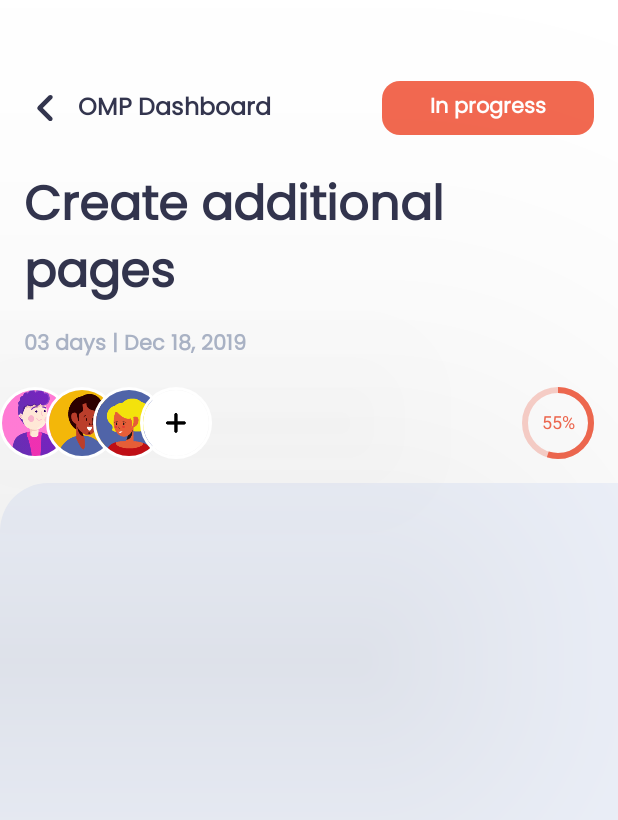
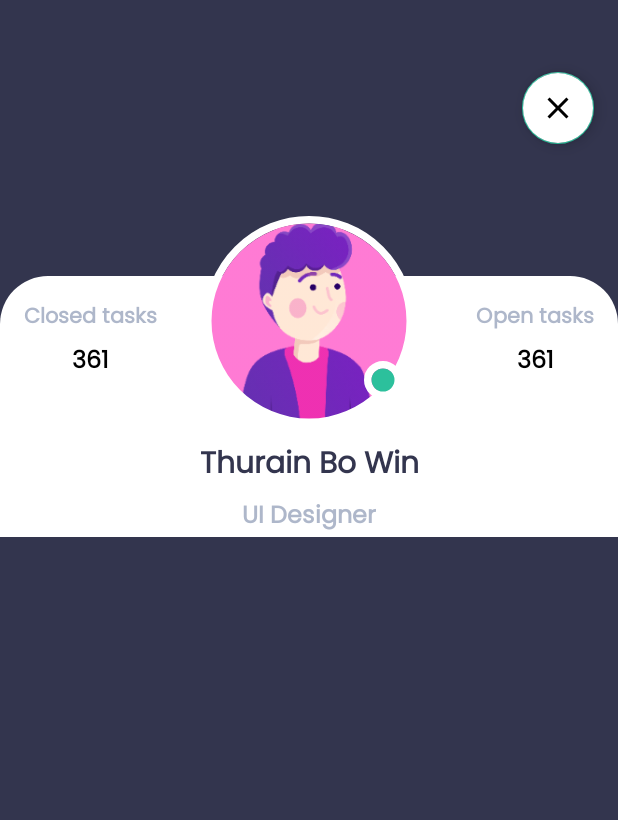
Before and after one commit to DevThurain/TaskApp-Native, an Android app: the screen it shows after launch (MainActivity before the commit, ProfileActivity after it), on a phone screen of 412 x 824 dp. Shown: the top 820 px of the screen. Run offline under Robolectric (Android 15) with nearby library versions, the phone set to English and light mode, and no system bars.

Commit message:
- add profile section viewpod

```diff
--- a/app/src/main/AndroidManifest.xml
+++ b/app/src/main/AndroidManifest.xml
@@ -16,7 +16,15 @@
         <activity
             android:name=".activities.ProfileActivity"
             android:theme="@style/Theme.TaskApp.translucentScreenWhiteStatusBar"
-            android:exported="false" />
+            android:exported="true" >
+
+            <intent-filter>
+                <action android:name="android.intent.action.MAIN" />
+
+                <category android:name="android.intent.category.LAUNCHER" />
+            </intent-filter>
+
+        </activity>
         <activity
             android:name=".activities.CreateTaskActivity"
             android:theme="@style/Theme.TaskApp.translucentScreenWhiteStatusBar"
@@ -26,11 +34,7 @@
             android:name=".activities.MainActivity"
             android:theme="@style/Theme.TaskApp.translucentScreenDarkStatusBar"
             android:exported="true">
-            <intent-filter>
-                <action android:name="android.intent.action.MAIN" />
 
-                <category android:name="android.intent.category.LAUNCHER" />
-            </intent-filter>
         </activity>
     </application>
 
--- a/app/src/main/java/com/thurainx/taskapp/viewholders/ProfileViewHolder.kt
+++ b/app/src/main/java/com/thurainx/taskapp/viewholders/ProfileViewHolder.kt
@@ -6,21 +6,22 @@ import com.thurainx.taskapp.data.vos.ProfileVO
 import com.thurainx.taskapp.delegates.ProfileDelegate
 import kotlinx.android.synthetic.main.view_holder_profile.view.*
 
-class ProfileViewHolder(itemView: View, delegate: ProfileDelegate) : RecyclerView.ViewHolder(itemView) {
+class ProfileViewHolder(itemView: View, delegate: ProfileDelegate) :
+    RecyclerView.ViewHolder(itemView) {
 
     var mProfile: ProfileVO? = null
 
     init {
 
-            itemView.setOnClickListener {
-                mProfile?.let {
-                    delegate.onTapProfile(it)
-                }
+        itemView.setOnClickListener {
+            mProfile?.let {
+                delegate.onTapProfile(it)
             }
+        }
 
     }
 
-    fun bind(profileVO: ProfileVO){
+    fun bind(profileVO: ProfileVO) {
         mProfile = profileVO
         itemView.ivProfileImage.setImageResource(profileVO.profileImage)
     }
--- /dev/null
+++ b/app/src/main/java/com/thurainx/taskapp/views/viewpods/ProfileSectionViewPod.kt
@@ -0,0 +1,14 @@
+package com.thurainx.taskapp.views.viewpods
+
+import android.content.Context
+import android.util.AttributeSet
+import android.widget.RelativeLayout
+import androidx.constraintlayout.widget.ConstraintLayout
+
+class ProfileSectionViewPod @JvmOverloads constructor(
+    context: Context, attrs: AttributeSet? = null
+) : ConstraintLayout(context, attrs) {
+
+
+
+}
--- /dev/null
+++ b/app/src/main/res/drawable/bg_profile_section.xml
@@ -0,0 +1,6 @@
+<?xml version="1.0" encoding="utf-8"?>
+<shape xmlns:android="http://schemas.android.com/apk/res/android">
+
+    <solid android:color="@color/white"/>
+    <corners android:topLeftRadius="@dimen/margin_xlarge" android:topRightRadius="@dimen/margin_xlarge" />
+</shape>
--- a/app/src/main/res/layout/activity_profile.xml
+++ b/app/src/main/res/layout/activity_profile.xml
@@ -1,9 +1,29 @@
 <?xml version="1.0" encoding="utf-8"?>
-<androidx.constraintlayout.widget.ConstraintLayout xmlns:android="http://schemas.android.com/apk/res/android"
+<RelativeLayout xmlns:android="http://schemas.android.com/apk/res/android"
     xmlns:app="http://schemas.android.com/apk/res-auto"
     xmlns:tools="http://schemas.android.com/tools"
     android:layout_width="match_parent"
     android:layout_height="match_parent"
+    android:background="@color/color_primary"
     tools:context=".activities.ProfileActivity">
 
-</androidx.constraintlayout.widget.ConstraintLayout>
+    <com.google.android.material.floatingactionbutton.FloatingActionButton
+        android:id="@+id/fabClose"
+        android:layout_width="wrap_content"
+        android:layout_height="wrap_content"
+        android:layout_alignParentEnd="true"
+        app:fabCustomSize="@dimen/margin_xxlarge"
+        android:scaleType="center"
+        android:layout_marginTop="@dimen/margin_xxlarge"
+        android:layout_marginEnd="@dimen/margin_medium_2"
+        android:backgroundTint="@color/white"
+        android:elevation="0dp"
+        android:src="@drawable/ic_close" />
+    <include
+        android:layout_width="match_parent"
+        android:layout_height="wrap_content"
+        android:layout_below="@id/fabClose"
+        android:layout_marginTop="@dimen/margin_xxlarge"
+        layout="@layout/view_pod_profile_section"/>
+
+</RelativeLayout>
--- /dev/null
+++ b/app/src/main/res/layout/view_pod_profile_section.xml
@@ -0,0 +1,150 @@
+<?xml version="1.0" encoding="utf-8"?>
+<androidx.constraintlayout.widget.ConstraintLayout xmlns:android="http://schemas.android.com/apk/res/android"
+    xmlns:app="http://schemas.android.com/apk/res-auto"
+    xmlns:tools="http://schemas.android.com/tools"
+    android:layout_width="match_parent"
+    android:layout_height="wrap_content"
+    android:background="@android:color/transparent">
+
+    <com.thurainx.taskapp.views.components.CircularImageView
+        android:id="@+id/ivProfileCover"
+        android:layout_width="140dp"
+        android:layout_height="140dp"
+        android:scaleType="centerCrop"
+        android:src="@drawable/avatar1"
+        android:translationZ="1dp"
+        app:layout_constraintEnd_toEndOf="parent"
+        app:layout_constraintStart_toStartOf="parent"
+        app:layout_constraintTop_toTopOf="parent"
+        app:strokeColor="@color/white"
+        app:strokeWidth="5dp" />
+
+    <RelativeLayout
+        android:id="@+id/relativeLayout"
+        android:layout_width="match_parent"
+        android:layout_height="wrap_content"
+        android:layout_marginTop="-100dp"
+        android:background="@drawable/bg_profile_section"
+        app:layout_constraintTop_toBottomOf="@+id/ivProfileCover">
+
+
+        <LinearLayout
+            android:layout_width="wrap_content"
+            android:layout_height="wrap_content"
+            android:layout_alignParentStart="true"
+            android:layout_margin="@dimen/margin_medium_2"
+            android:layout_marginStart="@dimen/margin_medium_2"
+            android:layout_marginTop="@dimen/margin_medium_2"
+            android:layout_marginEnd="@dimen/margin_medium_2"
+            android:layout_marginBottom="@dimen/margin_medium_2"
+            android:orientation="vertical">
+
+            <androidx.appcompat.widget.AppCompatTextView
+                android:id="@+id/lblClosedTasks"
+                android:layout_width="match_parent"
+                android:layout_height="wrap_content"
+                android:fontFamily="@font/poppins_regular"
+                android:text="@string/lbl_closed_tasks"
+                android:textAlignment="center"
+                android:textColor="@color/color_dark_grey"
+                android:textSize="@dimen/text_regular"
+                android:textStyle="bold" />
+
+            <androidx.appcompat.widget.AppCompatTextView
+                android:id="@+id/lblClosedTasksCount"
+                android:layout_width="match_parent"
+                android:layout_height="wrap_content"
+                android:layout_marginTop="@dimen/margin_small"
+                android:fontFamily="@font/poppins_regular"
+                android:text="361"
+                android:textAlignment="center"
+                android:textColor="@color/black"
+                android:textSize="@dimen/text_regular_2x"
+                android:textStyle="bold" />
+        </LinearLayout>
+
+        <LinearLayout
+            android:layout_width="wrap_content"
+            android:layout_height="wrap_content"
+            android:layout_alignParentEnd="true"
+            android:layout_margin="@dimen/margin_medium_2"
+            android:layout_marginStart="@dimen/margin_medium_2"
+            android:layout_marginTop="@dimen/margin_medium_2"
+            android:layout_marginEnd="@dimen/margin_medium_2"
+            android:layout_marginBottom="@dimen/margin_medium_2"
+            android:orientation="vertical">
+
+            <androidx.appcompat.widget.AppCompatTextView
+                android:id="@+id/lblOpenTasks"
+                android:layout_width="match_parent"
+                android:layout_height="wrap_content"
+                android:fontFamily="@font/poppins_regular"
+                android:text="@string/lbl_open_tasks"
+                android:textAlignment="center"
+                android:textColor="@color/color_dark_grey"
+                android:textSize="@dimen/text_regular"
+                android:textStyle="bold" />
+
+            <androidx.appcompat.widget.AppCompatTextView
+                android:id="@+id/lblOpenTasksCount"
+                android:layout_width="match_parent"
+                android:layout_height="wrap_content"
+                android:layout_marginTop="@dimen/margin_small"
+                android:fontFamily="@font/poppins_regular"
+                android:text="361"
+                android:textAlignment="center"
+                android:textColor="@color/black"
+                android:textSize="@dimen/text_regular_2x"
+                android:textStyle="bold" />
+        </LinearLayout>
+
+        <LinearLayout
+            android:layout_width="wrap_content"
+            android:layout_height="wrap_content"
+            android:layout_alignParentEnd="true"
+            android:layout_alignParentStart="true"
+            android:layout_marginTop="110dp"
+            android:orientation="vertical">
+
+            <androidx.appcompat.widget.AppCompatTextView
+                android:id="@+id/tvProfileName"
+                android:layout_width="match_parent"
+                android:layout_height="wrap_content"
+                android:fontFamily="@font/poppins_regular"
+                android:text="Thurain Bo Win"
+                android:textAlignment="center"
+                android:textColor="@color/color_primary"
+                android:textSize="@dimen/text_regular_3x"
+                android:textStyle="bold" />
+
+            <androidx.appcompat.widget.AppCompatTextView
+                android:id="@+id/tvProfilePosition"
+                android:layout_width="match_parent"
+                android:layout_height="wrap_content"
+                android:layout_marginTop="@dimen/margin_small"
+                android:fontFamily="@font/poppins_regular"
+                android:text="UI Designer"
+                android:textAlignment="center"
+                android:textColor="@color/color_dark_grey"
+                android:textSize="@dimen/text_regular_2x"
+                android:textStyle="bold" />
+        </LinearLayout>
+
+
+    </RelativeLayout>
+
+    <com.thurainx.taskapp.views.components.CircularImageView
+        android:id="@+id/ivProfileStatus"
+        android:layout_width="25dp"
+        android:layout_height="25dp"
+        android:layout_marginEnd="8dp"
+        android:layout_marginBottom="18dp"
+        android:scaleType="centerCrop"
+        android:translationZ="2dp"
+        app:layout_constraintBottom_toBottomOf="@+id/ivProfileCover"
+        app:layout_constraintEnd_toEndOf="@+id/ivProfileCover"
+        app:srcCompat="@drawable/ic_active_profile"
+        app:strokeColor="@color/white"
+        app:strokeWidth="5dp" />
+
+</androidx.constraintlayout.widget.ConstraintLayout>
--- a/app/src/main/res/values/strings.xml
+++ b/app/src/main/res/values/strings.xml
@@ -3,4 +3,6 @@
     <string name="lbl_omp_dashboard">OMP Dashboard</string>
     <string name="lbl_in_progress">In progress</string>
     <string name="lbl_create_additional_pages">Create additional\npages</string>
+    <string name="lbl_closed_tasks">Closed tasks</string>
+    <string name="lbl_open_tasks">Open tasks</string>
 </resources>
```
Also changed, not shown: app/src/main/res/drawable-xxxhdpi/ic_active_profile.png (added).
